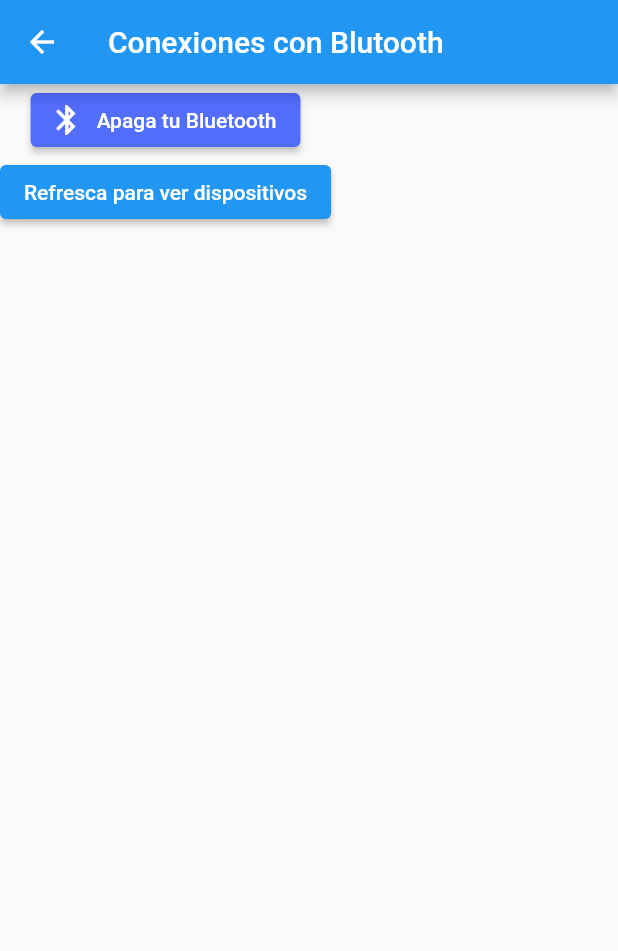
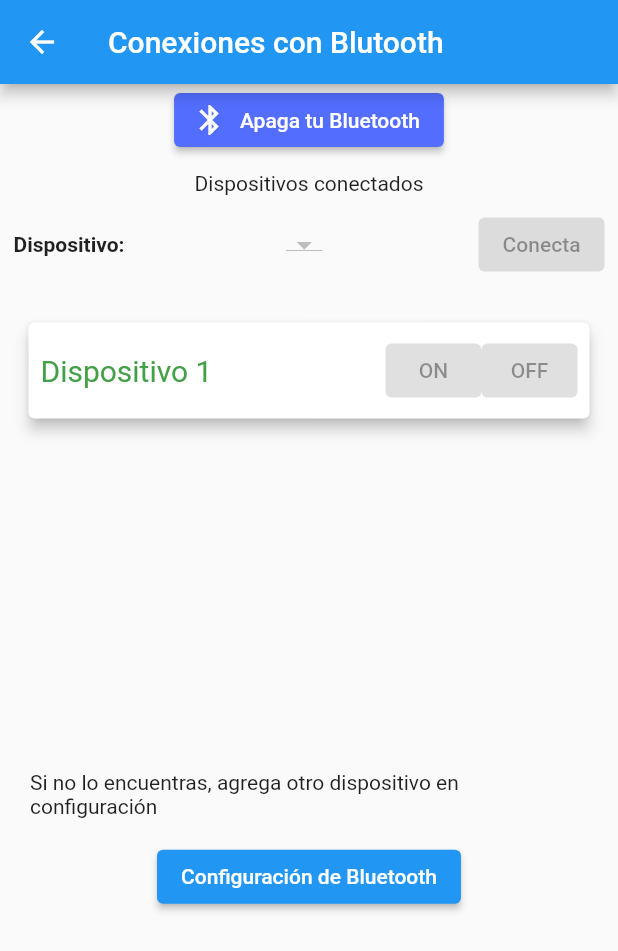
Before and after one commit to fanyCaz/give_the_colors, a Flutter app: the ConectionPage screen opened by its route, on a phone screen of 412 x 824 dp. Shown: the top 951 px of the screen. Run offline on Flutter 3.47's test engine with Material 2 defaults, Android fonts, the phone set to English and light mode, and no system bars; our stand-ins replace flutter_bluetooth_serial.

Commit message:
screen only complete

```diff
--- a/lib/conection_page.dart
+++ b/lib/conection_page.dart
@@ -1,5 +1,4 @@
 import 'dart:convert';
-import 'dart:typed_data';
 
 import 'package:flutter/material.dart';
 import 'package:flutter/services.dart';
@@ -34,6 +33,7 @@
   pageState _currentState = pageState.empty;
 
   List<BluetoothDevice> _devicesList = [];
+
   BluetoothDevice _device;
   bool _connecetd = false;
   bool _isButtonUnavailable = false;
@@ -148,19 +148,144 @@
                 await FlutterBluetoothSerial.instance.requestEnable();
               },
             ),
-          (_currentState == pageState.empty) ?
-            ElevatedButton(
-              onPressed: () async {
-                await getPairedDevices().then((value){
-                  print("Se refresco la lista");
-                  //show('Lista Refrescada');
-                });
-              },
-              child: Text('Refresca para ver dispositivos')
-            ) :
-            Text('Holaaa'),
+            Stack(
+              children: [
+                Column(
+                  children: [
+                    Padding(
+                      padding: const EdgeInsets.only(top: 10),
+                      child: Text('Dispositivos conectados'),
+                    ),
+                    Padding(
+                      padding: const EdgeInsets.all(9.0),
+                      child: Row(
+                        mainAxisAlignment: MainAxisAlignment.spaceBetween,
+                        children: [
+                          Text(
+                            'Dispositivo: ',
+                            style: TextStyle(fontWeight: FontWeight.bold),
+
+                          ),
+                          DropdownButton(
+                            items: [],
+                            value: _devicesList.isNotEmpty ? _device : null,
+                          ),
+                          ElevatedButton(
+                            onPressed: _isButtonUnavailable
+                                ? null : null,
+                              //: _connecetd ? _disconect : _connect,
+                            child: Text(_connecetd ? 'Desconecta' : 'Conecta')
+                          )
+                        ],
+                      ),
+                    ),
+                    Padding(
+                      padding: const EdgeInsets.all(15.0),
+                      child: Card(
+                        shape: RoundedRectangleBorder(
+                          side: new BorderSide(
+                            color: _deviceState == 0
+                                ? Colors.transparent
+                                : _deviceState == 1
+                                  ? Colors.green : Colors.red,
+                            width: 3,
+                          ),
+                          borderRadius: BorderRadius.circular(4.0),
+                        ),
+                        elevation: _deviceState == 0 ? 4 : 0,
+                        child: Padding(
+                          padding: const EdgeInsets.all(8.0),
+                          child: Row(
+                            children: [
+                              Expanded(
+                                child: Text(
+                                  "Dispositivo 1",
+                                  style: TextStyle(
+                                    fontSize: 20,
+                                    color: _deviceState == 0
+                                      ? Colors.green[600]
+                                      : Colors.red[600]
+                                  ),
+                                )
+                              ),
+                              ElevatedButton(
+                                onPressed: _connecetd
+                                  ? _sendOnMessageToBluetooth
+                                  : null,
+                                  child: Text("ON")
+                              ),
+                              ElevatedButton(
+                                onPressed: _connecetd
+                                ? _sendOnMessageToBluetooth
+                                : null,
+                                child: Text("OFF")
+                              ),
+                            ],
+                          ),
+                        ),
+                      ),
+                    )
+                  ],
+                ),
+                Container(color: Colors.blue,)
+              ],
+            ),
+          Expanded(
+            child: Padding(
+              padding: const EdgeInsets.all(20),
+              child: Center(
+                child: Column(
+                  mainAxisAlignment: MainAxisAlignment.center,
+                  children: [
+                    Text("Si no lo encuentras, agrega otro dispositivo en configuración"),
+                    SizedBox(height: 15,),
+                    ElevatedButton(
+                      child: Text("Configuración de Bluetooth"),
+                      onPressed: () {
+                        FlutterBluetoothSerial.instance.openSettings();
+                      },
+                    )
+                  ],
+                ),
+              ),
+            )
+          )
         ],
       ),
     );
   }
+
+  List<DropdownMenuItem<BluetoothDevice>> _getDeviceItems(){
+    List<DropdownMenuItem<BluetoothDevice>> items = [];
+    if (_devicesList.isEmpty) {
+      items.add(DropdownMenuItem(
+        child: Text('NONE'),
+      ));
+    } else {
+      _devicesList.forEach((device) {
+        items.add(DropdownMenuItem(
+          child: Text(device.name),
+          value: device,
+        ));
+      });
+    }
+    return items;
+  }
+
+  void _sendOnMessageToBluetooth() async {
+    connection.output.add(utf8.encode("1"+"\r\n"));
+    await connection.output.allSent;
+    show("Dispositivo encendido");
+    setState(() {
+      _deviceState = 1;
+    });
+  }
+
+  Future show(String message, {Duration duration: const Duration(seconds: 3)}) async{
+    await new Future.delayed(new Duration(milliseconds: 100));
+    _scaffoldKey.currentState.showSnackBar(
+      new SnackBar(content: new Text(message), duration: duration,)
+    );
+  }
+
 }
```
